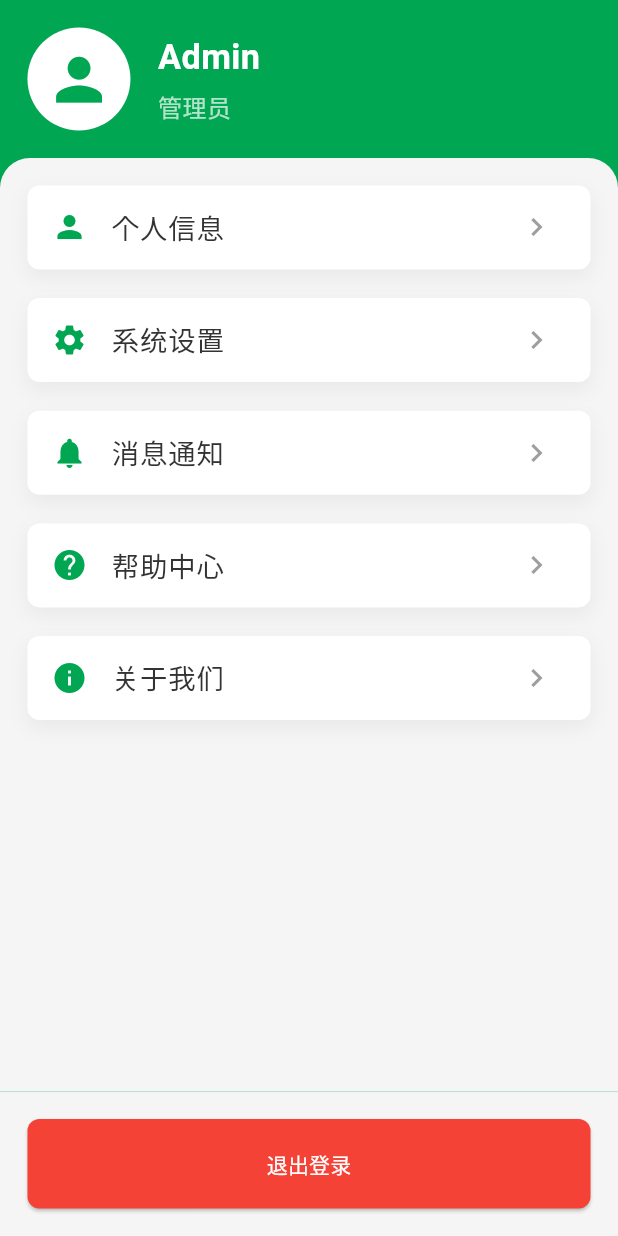
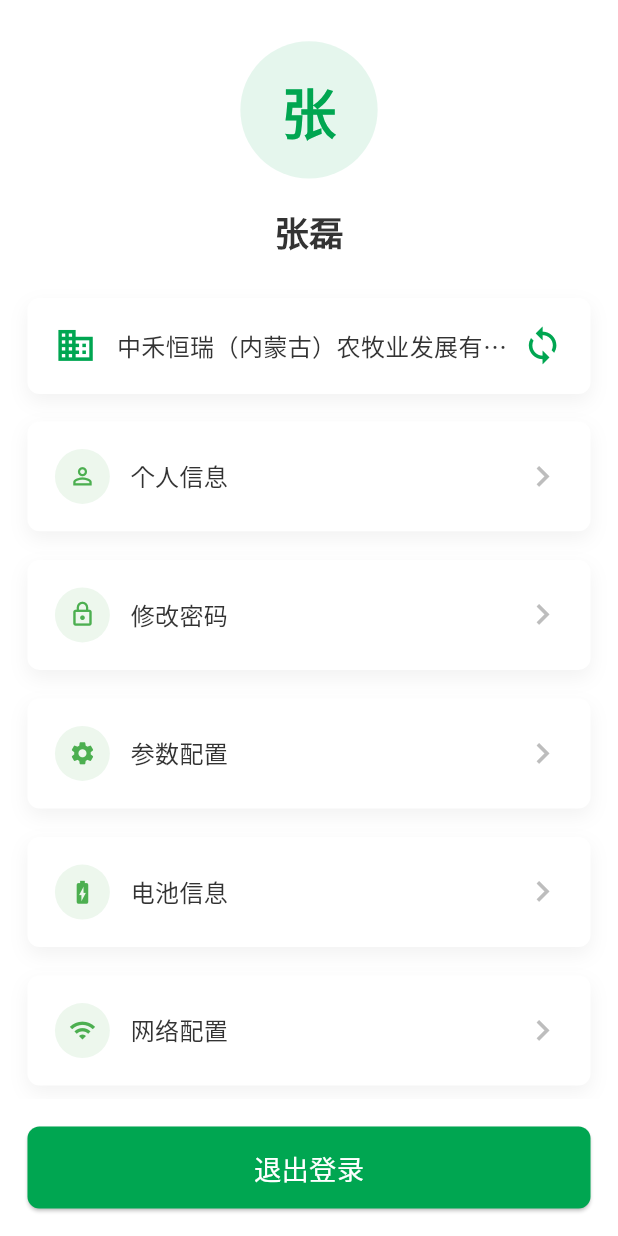
Before and after one commit to JxJPu9bD/digital_ranch_app, a Flutter app: the ProfileView screen opened directly, on a phone screen of 412 x 824 dp. Run offline on Flutter 3.47's test engine with Material 3 defaults, Android fonts, the phone set to English and light mode, and no system bars; our stand-ins replace flutter_screenutil, get.

```diff
--- a/lib/app/modules/profile/profile_controller.dart
+++ b/lib/app/modules/profile/profile_controller.dart
@@ -1,25 +1,74 @@
 import 'package:get/get.dart';
 
 class ProfileController extends GetxController {
-  final userName = 'Admin'.obs;
-  final userRole = '管理员'.obs;
-  final userAvatar = ''.obs;
+  final userName = '张磊'.obs;
+  final companyName = '中禾恒瑞（内蒙古）农牧业发展有限公司'.obs;
+  final lastUpdateTime = '2025-07-25 11:09:0'.obs;
 
   final menuItems = [
-    {'title': '个人信息', 'icon': 'person', 'route': '/profile/info'},
-    {'title': '系统设置', 'icon': 'settings', 'route': '/profile/settings'},
-    {'title': '消息通知', 'icon': 'notifications', 'route': '/profile/notifications'},
-    {'title': '帮助中心', 'icon': 'help', 'route': '/profile/help'},
-    {'title': '关于我们', 'icon': 'info', 'route': '/profile/about'},
-  ];
+    {
+      'title': '个人信息',
+      'icon': 'person',
+      'color': 0xFF4CAF50,
+      'route': '/profile/info',
+    },
+    {
+      'title': '修改密码',
+      'icon': 'password',
+      'color': 0xFF4CAF50,
+      'route': '/profile/password',
+    },
+    {
+      'title': '参数配置',
+      'icon': 'settings',
+      'color': 0xFF4CAF50,
+      'route': '/profile/settings',
+    },
+    {
+      'title': '电池信息',
+      'icon': 'battery',
+      'color': 0xFF4CAF50,
+      'route': '/profile/battery',
+    },
+    {
+      'title': '网络配置',
+      'icon': 'network',
+      'color': 0xFF4CAF50,
+      'route': '/profile/network',
+    },
+    {
+      'title': '设备校时',
+      'icon': 'time',
+      'color': 0xFF4CAF50,
+      'route': '/profile/time',
+    },
+    {
+      'title': '检测升级',
+      'icon': 'update',
+      'color': 0xFF4CAF50,
+      'route': '/profile/update',
+    },
+    {
+      'title': '更新缓存数据',
+      'icon': 'cache',
+      'color': 0xFF4CAF50,
+      'route': '/profile/cache',
+      'showTime': true,
+    },
+  ].obs;
+
+  void onMenuItemTap(Map<String, dynamic> item) {
+    // TODO: 实现菜单项点击处理
+    Get.snackbar('提示', '点击了${item['title']}');
+  }
 
   void logout() {
-    // TODO: 实现登出逻辑
+    // TODO: 实现退出登录逻辑
     Get.offAllNamed('/login');
   }
 
-  void navigateToMenuItem(String route) {
-    // TODO: 实现菜单项导航
-    Get.toNamed(route);
+  void switchCompany() {
+    // TODO: 实现切换公司逻辑
+    Get.snackbar('提示', '切换公司');
   }
 }
--- a/lib/app/modules/profile/profile_view.dart
+++ b/lib/app/modules/profile/profile_view.dart
@@ -10,65 +10,63 @@ class ProfileView extends GetView<ProfileController> {
   @override
   Widget build(BuildContext context) {
     return Scaffold(
-      backgroundColor: AppTheme.primaryColor,
+      backgroundColor: Colors.white,
       body: SafeArea(
         child: Column(
           children: [
-            Container(
-              padding: EdgeInsets.all(16.w),
-              color: AppTheme.primaryColor,
-              child: Row(
-                children: [
-                  CircleAvatar(
-                    radius: 30.w,
-                    backgroundColor: Colors.white,
-                    child: Icon(
-                      Icons.person,
-                      size: 40.w,
-                      color: AppTheme.primaryColor,
+            _buildHeader(),
+            _buildCompanyInfo(),
+            Expanded(
+              child: _buildMenuList(),
+            ),
+            _buildLogoutButton(),
+          ],
         ),
       ),
-                  SizedBox(width: 16.w),
-                  Column(
-                    crossAxisAlignment: CrossAxisAlignment.start,
+    );
+  }
+
+  Widget _buildHeader() {
+    return Container(
+      padding: EdgeInsets.all(24.w),
+      child: Column(
         children: [
+          Container(
+            width: 80.w,
+            height: 80.w,
+            decoration: BoxDecoration(
+              color: AppTheme.primaryColor.withOpacity(0.1),
+              shape: BoxShape.circle,
+            ),
+            child: Center(
+              child: Obx(() => Text(
+                controller.userName.value.substring(0, 1),
+                style: TextStyle(
+                  fontSize: 32.sp,
+                  color: AppTheme.primaryColor,
+                  fontWeight: FontWeight.bold,
+                ),
+              )),
+            ),
+          ),
+          SizedBox(height: 16.h),
           Obx(() => Text(
             controller.userName.value,
             style: TextStyle(
               fontSize: 20.sp,
               fontWeight: FontWeight.bold,
-                          color: Colors.white,
-                        ),
-                      )),
-                      SizedBox(height: 4.h),
-                      Obx(() => Text(
-                        controller.userRole.value,
-                        style: TextStyle(
-                          fontSize: 14.sp,
-                          color: Colors.white70,
+              color: AppTheme.textColor,
             ),
           )),
         ],
       ),
-                ],
-              ),
-            ),
-            Expanded(
-              child: Container(
-                decoration: BoxDecoration(
-                  color: Colors.grey[100],
-                  borderRadius: const BorderRadius.only(
-                    topLeft: Radius.circular(20),
-                    topRight: Radius.circular(20),
-                  ),
-                ),
-                child: ListView.builder(
+    );
+  }
+
+  Widget _buildCompanyInfo() {
+    return Container(
+      margin: EdgeInsets.symmetric(horizontal: 16.w),
       padding: EdgeInsets.all(16.w),
-                  itemCount: controller.menuItems.length,
-                  itemBuilder: (context, index) {
-                    final item = controller.menuItems[index];
-                    return Container(
-                      margin: EdgeInsets.only(bottom: 16.h),
       decoration: BoxDecoration(
         color: Colors.white,
         borderRadius: BorderRadius.circular(8),
@@ -80,43 +78,31 @@ class ProfileView extends GetView<ProfileController> {
           ),
         ],
       ),
-                      child: ListTile(
-                        leading: Icon(
-                          _getIconData(item['icon'] as String),
+      child: InkWell(
+        onTap: controller.switchCompany,
+        child: Row(
+          children: [
+            Icon(
+              Icons.business,
               color: AppTheme.primaryColor,
+              size: 24.w,
             ),
-                        title: Text(
-                          item['title'] as String,
+            SizedBox(width: 12.w),
+            Expanded(
+              child: Obx(() => Text(
+                controller.companyName.value,
                 style: TextStyle(
-                            fontSize: 16.sp,
+                  fontSize: 14.sp,
                   color: AppTheme.textColor,
                 ),
+                maxLines: 1,
+                overflow: TextOverflow.ellipsis,
+              )),
             ),
-                        trailing: const Icon(
-                          Icons.chevron_right,
-                          color: Colors.grey,
-                        ),
-                        onTap: () => controller.navigateToMenuItem(item['route'] as String),
-                      ),
-                    );
-                  },
-                ),
-              ),
-            ),
-            Container(
-              padding: EdgeInsets.all(16.w),
-              color: Colors.grey[100],
-              child: SizedBox(
-                width: double.infinity,
-                height: 50.h,
-                child: ElevatedButton(
-                  onPressed: controller.logout,
-                  style: ElevatedButton.styleFrom(
-                    backgroundColor: Colors.red,
-                  ),
-                  child: const Text('退出登录'),
-                ),
-              ),
+            Icon(
+              Icons.sync,
+              color: AppTheme.primaryColor,
+              size: 24.w,
             ),
           ],
         ),
@@ -124,18 +110,117 @@ class ProfileView extends GetView<ProfileController> {
     );
   }
 
-  IconData _getIconData(String icon) {
+  Widget _buildMenuList() {
+    return ListView.separated(
+      padding: EdgeInsets.all(16.w),
+      itemCount: controller.menuItems.length,
+      separatorBuilder: (context, index) => SizedBox(height: 16.h),
+      itemBuilder: (context, index) {
+        final item = controller.menuItems[index];
+        return InkWell(
+          onTap: () => controller.onMenuItemTap(item),
+          child: Container(
+            padding: EdgeInsets.all(16.w),
+            decoration: BoxDecoration(
+              color: Colors.white,
+              borderRadius: BorderRadius.circular(8),
+              boxShadow: [
+                BoxShadow(
+                  color: Colors.black.withOpacity(0.05),
+                  blurRadius: 10,
+                  offset: const Offset(0, 5),
+                ),
+              ],
+            ),
+            child: Row(
+              children: [
+                Container(
+                  width: 32.w,
+                  height: 32.w,
+                  decoration: BoxDecoration(
+                    color: Color(item['color'] as int).withOpacity(0.1),
+                    shape: BoxShape.circle,
+                  ),
+                  child: Icon(
+                    _getMenuIcon(item['icon'] as String),
+                    color: Color(item['color'] as int),
+                    size: 16.w,
+                  ),
+                ),
+                SizedBox(width: 12.w),
+                Expanded(
+                  child: Text(
+                    item['title'] as String,
+                    style: TextStyle(
+                      fontSize: 14.sp,
+                      color: AppTheme.textColor,
+                    ),
+                  ),
+                ),
+                if (item['showTime'] == true)
+                  Obx(() => Text(
+                    controller.lastUpdateTime.value,
+                    style: TextStyle(
+                      fontSize: 12.sp,
+                      color: Colors.grey[600],
+                    ),
+                  )),
+                if (item['showTime'] != true)
+                  Icon(
+                    Icons.chevron_right,
+                    color: Colors.grey[400],
+                    size: 24.w,
+                  ),
+              ],
+            ),
+          ),
+        );
+      },
+    );
+  }
+
+  Widget _buildLogoutButton() {
+    return Container(
+      width: double.infinity,
+      padding: EdgeInsets.all(16.w),
+      child: ElevatedButton(
+        onPressed: controller.logout,
+        style: ElevatedButton.styleFrom(
+          backgroundColor: AppTheme.primaryColor,
+          padding: EdgeInsets.symmetric(vertical: 12.h),
+          shape: RoundedRectangleBorder(
+            borderRadius: BorderRadius.circular(8),
+          ),
+        ),
+        child: Text(
+          '退出登录',
+          style: TextStyle(
+            fontSize: 16.sp,
+            color: Colors.white,
+          ),
+        ),
+      ),
+    );
+  }
+
+  IconData _getMenuIcon(String icon) {
     switch (icon) {
       case 'person':
-        return Icons.person;
+        return Icons.person_outline;
+      case 'password':
+        return Icons.lock_outline;
       case 'settings':
         return Icons.settings;
-      case 'notifications':
-        return Icons.notifications;
-      case 'help':
-        return Icons.help;
-      case 'info':
-        return Icons.info;
+      case 'battery':
+        return Icons.battery_charging_full;
+      case 'network':
+        return Icons.wifi;
+      case 'time':
+        return Icons.access_time;
+      case 'update':
+        return Icons.system_update;
+      case 'cache':
+        return Icons.refresh;
       default:
         return Icons.circle;
     }
```
Also changed, not shown: lib/app/modules/live_monitor/live_monitor_controller.dart (+41 -27 lines), lib/app/modules/live_monitor/live_monitor_view.dart (+114 -47 lines), 25 other files. Lines whose indentation alone changed are shown as unchanged.
